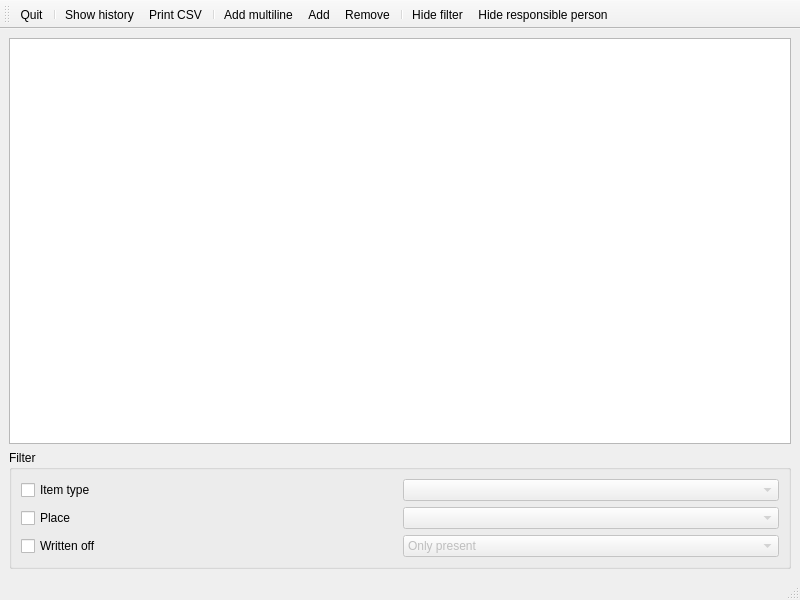
clckwrkbdgr/inventory, file mainwindow.ui: the form before one commit.
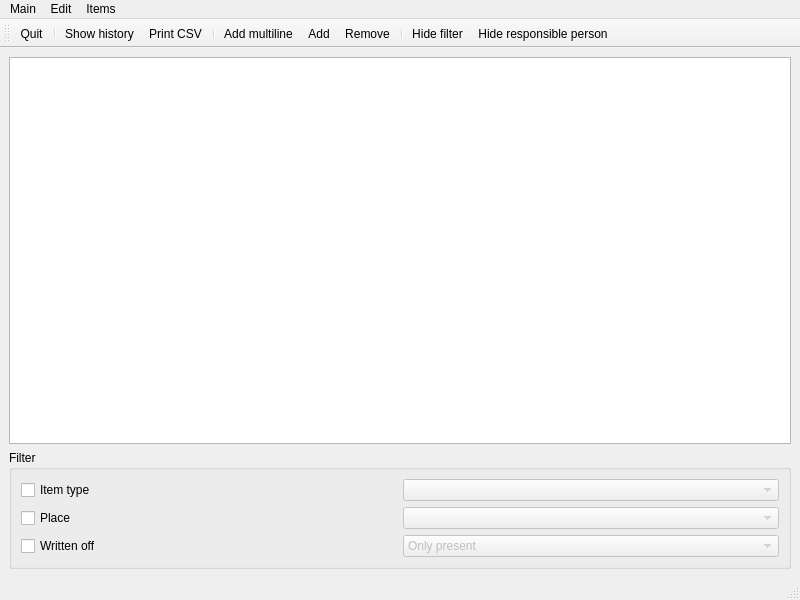
The form after the commit.

Commit message: Made application settings for filter and ui.

```diff
--- a/mainwindow.ui
+++ b/mainwindow.ui
@@ -115,6 +115,33 @@
      <height>25</height>
     </rect>
    </property>
+   <widget class="QMenu" name="menuMain">
+    <property name="title">
+     <string>Main</string>
+    </property>
+    <addaction name="actionHideFilter"/>
+    <addaction name="actionHideResponsiblePerson"/>
+    <addaction name="actionPrintCSV"/>
+    <addaction name="separator"/>
+    <addaction name="actionQuit"/>
+   </widget>
+   <widget class="QMenu" name="menuEdit">
+    <property name="title">
+     <string>Edit</string>
+    </property>
+    <addaction name="actionAdd"/>
+    <addaction name="actionAddMultiline"/>
+    <addaction name="actionRemove"/>
+   </widget>
+   <widget class="QMenu" name="menuItems">
+    <property name="title">
+     <string>Items</string>
+    </property>
+    <addaction name="actionShowHistory"/>
+   </widget>
+   <addaction name="menuMain"/>
+   <addaction name="menuEdit"/>
+   <addaction name="menuItems"/>
   </widget>
   <widget class="QStatusBar" name="statusbar"/>
   <widget class="QToolBar" name="toolBar">
```
The commit also changes 4 other files.
